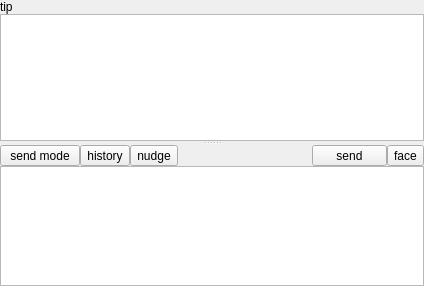
Before: the Qt Designer form qt4_src/ui/msgsend.ui in libfetion/libfetion-gui, drawn with Qt 5.
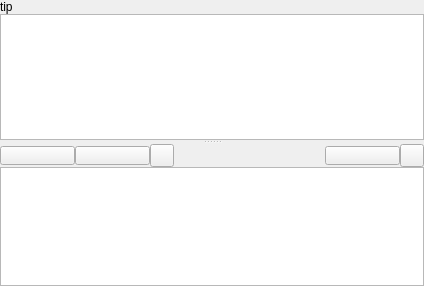
After: the same form once the commit is applied.

```diff
--- a/qt4_src/ui/msgsend.ui
+++ b/qt4_src/ui/msgsend.ui
@@ -19,11 +19,20 @@
   <property name="styleSheet">
    <string notr="true"/>
   </property>
-  <layout class="QVBoxLayout" name="verticalLayout">
-   <property name="spacing">
+  <layout class="QVBoxLayout" >
+   <property name="spacing" >
     <number>0</number>
    </property>
-   <property name="margin">
+   <property name="leftMargin" >
+    <number>0</number>
+   </property>
+   <property name="topMargin" >
+    <number>0</number>
+   </property>
+   <property name="rightMargin" >
+    <number>0</number>
+   </property>
+   <property name="bottomMargin" >
     <number>0</number>
    </property>
    <item>
@@ -43,8 +52,8 @@
     </widget>
    </item>
    <item>
-    <widget class="QSplitter" name="splitter">
-     <property name="orientation">
+    <widget class="QSplitter" name="splitter" >
+     <property name="orientation" >
       <enum>Qt::Vertical</enum>
      </property>
      <widget class="QTextEdit" name="MsgBrowser">
@@ -72,13 +81,12 @@
       <property name="readOnly">
        <bool>true</bool>
       </property>
-      <property name="html">
-       <string>&lt;!DOCTYPE HTML PUBLIC &quot;-//W3C//DTD HTML 4.0//EN&quot; &quot;http://www.w3.org/TR/REC-html40/strict.dtd&quot;&gt;
-&lt;html&gt;&lt;head&gt;&lt;meta name=&quot;qrichtext&quot; content=&quot;1&quot; /&gt;&lt;style type=&quot;text/css&quot;&gt;
+      <property name="html" >
+       <string>&lt;html>&lt;head>&lt;meta name="qrichtext" content="1" />&lt;style type="text/css">
 p, li { white-space: pre-wrap; }
-&lt;/style&gt;&lt;/head&gt;&lt;body style=&quot; font-family:'Sans'; font-size:10pt; font-weight:400; font-style:normal;&quot;&gt;
-&lt;p style=&quot;-qt-paragraph-type:empty; margin-top:0px; margin-bottom:0px; margin-left:0px; margin-right:0px; -qt-block-indent:0; text-indent:0px; font-family:'Sans Serif'; font-size:9pt;&quot;&gt;&lt;/p&gt;
-&lt;p style=&quot;-qt-paragraph-type:empty; margin-top:0px; margin-bottom:0px; margin-left:0px; margin-right:0px; -qt-block-indent:0; text-indent:0px; font-family:'Sans Serif'; font-size:9pt;&quot;&gt;&lt;/p&gt;&lt;/body&gt;&lt;/html&gt;</string>
+&lt;/style>&lt;/head>&lt;body style=" font-family:'宋体'; font-size:9pt; font-weight:400; font-style:normal;">
+&lt;p style="-qt-paragraph-type:empty; margin-top:0px; margin-bottom:0px; margin-left:0px; margin-right:0px; -qt-block-indent:0; text-indent:0px; font-family:'Sans Serif';">&lt;/p>
+&lt;p style="-qt-paragraph-type:empty; margin-top:0px; margin-bottom:0px; margin-left:0px; margin-right:0px; -qt-block-indent:0; text-indent:0px; font-family:'Sans Serif';">&lt;/p>&lt;/body>&lt;/html></string>
       </property>
       <property name="overwriteMode">
        <bool>true</bool>
@@ -87,51 +95,84 @@
        <set>Qt::TextSelectableByMouse</set>
       </property>
      </widget>
-     <widget class="QWidget" name="layoutWidget">
-      <layout class="QGridLayout" name="gridLayout">
-       <property name="spacing">
+     <widget class="QWidget" name="layoutWidget" >
+      <layout class="QGridLayout" >
+       <property name="horizontalSpacing" >
         <number>0</number>
        </property>
-       <item row="0" column="0">
-        <widget class="QToolButton" name="btnSwitchSendMode">
-         <property name="sizePolicy">
-          <sizepolicy hsizetype="Fixed" vsizetype="Fixed">
+       <property name="verticalSpacing" >
+        <number>0</number>
+       </property>
+       <item row="0" column="0" >
+        <widget class="QToolButton" name="btnSwitchSendMode" >
+         <property name="sizePolicy" >
+          <sizepolicy vsizetype="Fixed" hsizetype="Fixed" >
            <horstretch>0</horstretch>
            <verstretch>0</verstretch>
           </sizepolicy>
          </property>
-         <property name="minimumSize">
+         <property name="minimumSize" >
+          <size>
+           <width>75</width>
+           <height>19</height>
+          </size>
+         </property>
+         <property name="maximumSize" >
           <size>
            <width>80</width>
-           <height>0</height>
+           <height>19</height>
           </size>
          </property>
          <property name="toolTip">
           <string>switch send mode</string>
          </property>
-         <property name="text">
-          <string>send mode</string>
+         <property name="text" >
+          <string/>
          </property>
          <property name="checkable">
           <bool>true</bool>
          </property>
         </widget>
        </item>
-       <item row="0" column="1">
-        <widget class="QToolButton" name="btnHistory">
-         <property name="text">
+       <item row="0" column="1" >
+        <widget class="QToolButton" name="btnHistory" >
+         <property name="minimumSize" >
+          <size>
+           <width>75</width>
+           <height>19</height>
+          </size>
+         </property>
+         <property name="maximumSize" >
+          <size>
+           <width>75</width>
+           <height>19</height>
+          </size>
+         </property>
+         <property name="toolTip" >
           <string>history</string>
          </property>
+         <property name="text" >
+          <string/>
+         </property>
         </widget>
        </item>
-       <item row="0" column="2">
-        <widget class="QToolButton" name="btnNudge">
-         <property name="text">
+       <item row="0" column="2" >
+        <widget class="QToolButton" name="btnNudge" >
+         <property name="minimumSize" >
+          <size>
+           <width>0</width>
+           <height>0</height>
+          </size>
+         </property>
+         <property name="toolTip" >
           <string>nudge</string>
          </property>
+         <property name="text" >
+          <string/>
+         </property>
         </widget>
        </item>
-       <item row="0" column="3">
+       <item row="0" column="3" >
         <spacer>
          <property name="sizePolicy">
           <sizepolicy hsizetype="Minimum" vsizetype="Minimum">
@@ -150,10 +191,10 @@
          </property>
         </spacer>
        </item>
-       <item row="0" column="4">
-        <widget class="QLabel" name="input_nm">
-         <property name="sizePolicy">
-          <sizepolicy hsizetype="Preferred" vsizetype="Preferred">
+       <item row="0" column="4" >
+        <widget class="QLabel" name="input_nm" >
+         <property name="sizePolicy" >
+          <sizepolicy vsizetype="Preferred" hsizetype="Preferred" >
            <horstretch>0</horstretch>
            <verstretch>0</verstretch>
           </sizepolicy>
@@ -163,30 +204,48 @@
          </property>
         </widget>
        </item>
-       <item row="0" column="5">
-        <widget class="QToolButton" name="btnSend">
-         <property name="minimumSize">
+       <item row="0" column="5" >
+        <widget class="QToolButton" name="btnSend" >
+         <property name="sizePolicy" >
+          <sizepolicy vsizetype="Fixed" hsizetype="Fixed" >
+           <horstretch>0</horstretch>
+           <verstretch>0</verstretch>
+          </sizepolicy>
+         </property>
+         <property name="minimumSize" >
           <size>
            <width>75</width>
-           <height>0</height>
+           <height>19</height>
           </size>
          </property>
-         <property name="text">
-          <string>send</string>
+         <property name="maximumSize" >
+          <size>
+           <width>75</width>
+           <height>19</height>
+          </size>
          </property>
+         <property name="toolTip" >
+          <string>sendmsg</string>
+         </property>
+         <property name="text" >
+          <string/>
+         </property>
         </widget>
        </item>
-       <item row="0" column="6">
-        <widget class="QToolButton" name="btnFace">
-         <property name="text">
-          <string>face</string>
+       <item row="0" column="6" >
+        <widget class="QToolButton" name="btnFace" >
+         <property name="toolTip" >
+          <string>facetool</string>
          </property>
+         <property name="text" >
+          <string/>
+         </property>
         </widget>
        </item>
-       <item row="1" column="0" colspan="7">
-        <widget class="QTextEdit" name="MsgEdit">
-         <property name="sizePolicy">
-          <sizepolicy hsizetype="Expanding" vsizetype="Expanding">
+       <item row="1" column="0" colspan="7" >
+        <widget class="QTextEdit" name="MsgEdit" >
+         <property name="sizePolicy" >
+          <sizepolicy vsizetype="Expanding" hsizetype="Expanding" >
            <horstretch>0</horstretch>
            <verstretch>0</verstretch>
           </sizepolicy>
```
Left out of the diff: 71 changed lines with no effect on the pictures.
